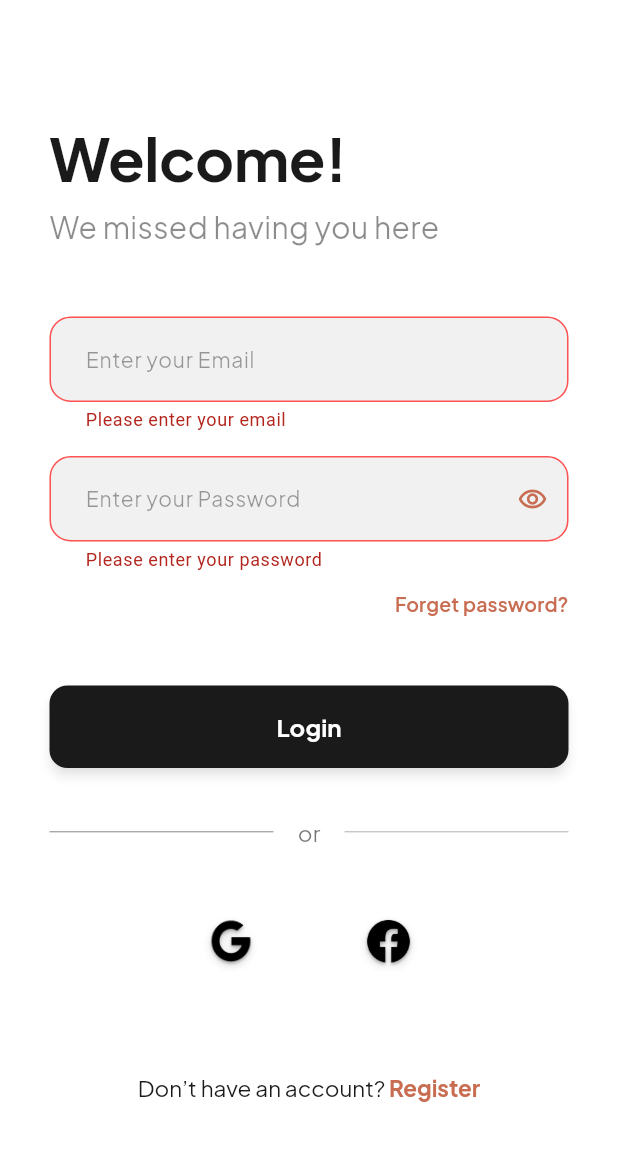
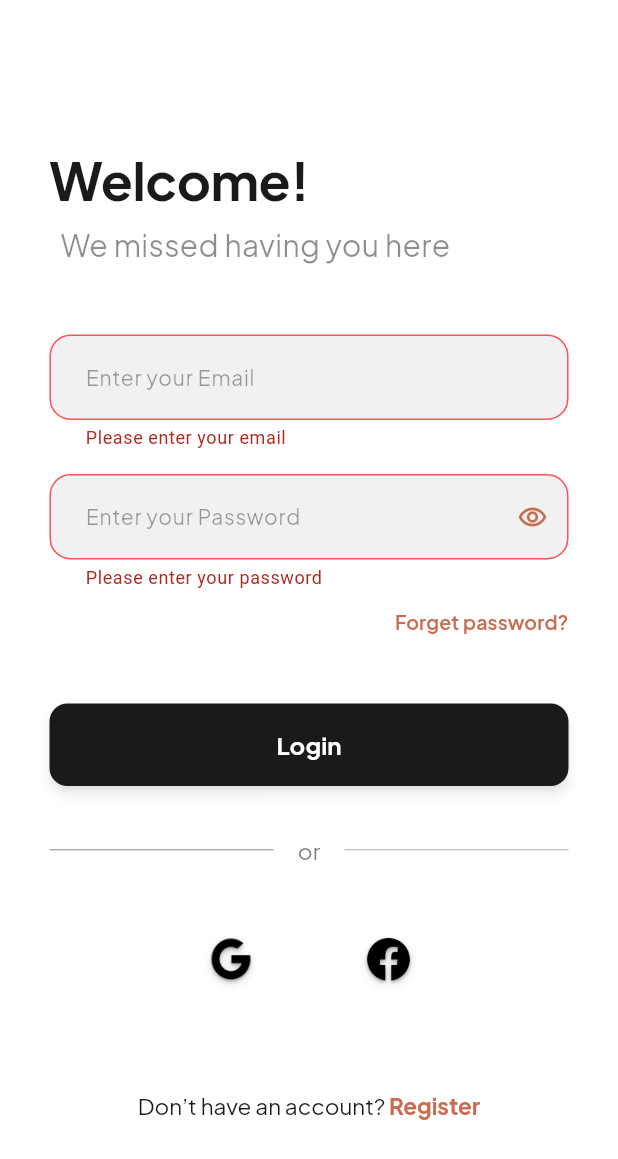
Before and after one commit to alaaMamd0uh/garrab-app, a Flutter app: the LoginScreen screen opened by its route, after a tap on "Login", on a phone screen of 412 x 824 dp. Shown: the top 1159 px of the screen. Run offline on Flutter 3.47's test engine with Material 3 defaults, Android fonts, the phone set to English and light mode, and no system bars; our stand-ins replace cloud_firestore, firebase_auth, firebase_core, flutter_svg, shared_preferences; accounts and stored records are empty.

Commit message:
Navigation has been processed

```diff
--- a/lib/features/login/view/login_test.dart
+++ b/lib/features/login/view/login_test.dart
@@ -1,5 +1,7 @@
+import 'package:firebase_auth/firebase_auth.dart';
 import 'package:flutter/gestures.dart' show TapGestureRecognizer;
 import 'package:flutter/material.dart';
+import 'package:garrib_app/core/services/auth_service.dart';
 import 'package:garrib_app/core/util/colors.dart';
 import 'package:garrib_app/core/util/style.dart';
 import 'package:garrib_app/core/widgets/custom_button.dart';
@@ -16,6 +18,10 @@ class _LoginScreenState extends State<LoginScreen> {
   final _emailController = TextEditingController();
   final _passwordController = TextEditingController();
 
+  final _authService = AuthService();
+
+  bool _isLoading = false;
+
   bool _isPasswordObscured = true;
 
   @override
@@ -25,11 +31,45 @@ class _LoginScreenState extends State<LoginScreen> {
     super.dispose();
   }
 
-  void _submitLogin() {
-    if (_formKey.currentState!.validate()) {
+  Future<void> _submitLogin() async {
+    if (!_formKey.currentState!.validate()) return;
 
+    setState(() => _isLoading = true);
+    try {
+      await _authService.login(
+        email: _emailController.text,
+        password: _passwordController.text,
+      );
+      if (!mounted) return;
+      Navigator.pushNamedAndRemoveUntil(context, '/mainlayout', (route) => false);
+    } on FirebaseAuthException catch (e) {
+      if (!mounted) return;
       ScaffoldMessenger.of(context).showSnackBar(
-        const SnackBar(content: Text('Logging in...')),
+        SnackBar(content: Text(AuthService.errorMessage(e))),
+      );
+    } finally {
+      if (mounted) setState(() => _isLoading = false);
+    }
+  }
+
+  Future<void> _forgotPassword() async {
+    final email = _emailController.text.trim();
+    if (email.isEmpty) {
+      ScaffoldMessenger.of(context).showSnackBar(
+        const SnackBar(content: Text('Please enter your email to reset password')),
+      );
+      return;
+    }
+    try {
+      await _authService.resetPassword(email);
+      if (!mounted) return;
+      ScaffoldMessenger.of(context).showSnackBar(
+        const SnackBar(content: Text('Password reset link has been sent to your email')),
+      );
+    } on FirebaseAuthException catch (e) {
+      if (!mounted) return;
+      ScaffoldMessenger.of(context).showSnackBar(
+        SnackBar(content: Text(AuthService.errorMessage(e))),
       );
     }
   }
@@ -46,45 +86,19 @@ class _LoginScreenState extends State<LoginScreen> {
             child: Column(
               crossAxisAlignment: CrossAxisAlignment.start,
               children: [
-                const SizedBox(height: 16),
-
-                // InkWell(
-                //   onTap: () => Navigator.maybePop(context),
-                //   borderRadius: BorderRadius.circular(30),
-                //   child: Container(
-                //     padding: const EdgeInsets.all(12),
-                //     decoration: BoxDecoration(
-                //       color: const Color.fromARGB(248, 242, 242, 242),
-                //       shape: BoxShape.circle,
-                //       boxShadow: [
-                //         BoxShadow(
-                //           color: Colors.black.withOpacity(0.04),
-                //           blurRadius: 1,
-                //           offset: const Offset(0, 2),
-                //         ),
-                //       ],
-                //     ),
-                //     child: const Icon(
-                //       Icons.arrow_back_ios_new,
-                //       size: 18,
-                //       color: AppColors.black,
-                //     ),
-                //   ),
-                // ),
-
-                const SizedBox(height: 60),
+                const SizedBox(height: 95),
 
                 Text(
                   'Welcome!',
                   style: AppStyles.heading1.copyWith(
-                    fontSize: 40,
+                    fontSize: 35,
                     fontWeight: FontWeight.bold,
                     color: AppColors.black,
                   ),
                 ),
                 const SizedBox(height: 4),
                 Text(
-                  'We missed having you here',
+                  '  We missed having you here',
                   style: AppStyles.bodySmall.copyWith(
                     fontSize: 20,
                     color: Colors.black45,
@@ -92,7 +106,6 @@ class _LoginScreenState extends State<LoginScreen> {
                 ),
 
                 const SizedBox(height: 45),
-
 
                 TextFormField(
                   controller: _emailController,
@@ -113,7 +126,6 @@ class _LoginScreenState extends State<LoginScreen> {
                 ),
 
                 const SizedBox(height: 16),
-
 
                 TextFormField(
                   controller: _passwordController,
@@ -149,11 +161,11 @@ class _LoginScreenState extends State<LoginScreen> {
 
                 const SizedBox(height: 12),
 
-
                 Align(
                   alignment: Alignment.centerRight,
                   child: TextButton(
-                    onPressed: () {},
+                    // [NEW] Connected to the real reset-password function
+                    onPressed: _forgotPassword,
                     style: TextButton.styleFrom(
                       padding: EdgeInsets.zero,
                       minimumSize: Size.zero,
@@ -172,43 +184,22 @@ class _LoginScreenState extends State<LoginScreen> {
 
                 const SizedBox(height: 45),
 
-
                 SizedBox(
-                  // width: double.infinity,
-                  // height: 54,
-                  // child: ElevatedButton(
-                  //   onPressed: _submitLogin,
-                  //   style: ElevatedButton.styleFrom(
-                  //     backgroundColor: AppColors.black,
-                  //     elevation: 4,
-                  //     shadowColor: Colors.black26,
-                  //     shape: RoundedRectangleBorder(
-                  //       borderRadius: BorderRadius.circular(14),
-                  //     ),
-                  //   ),
-                  //   child: Text(
-                  //     'Login',
-                  //     style: AppStyles.bodySmall.copyWith(
-                  //       color: Colors.white,
-                  //       fontSize: 16,
-                  //       fontWeight: FontWeight.bold,
-                  //     ),
-                  //   ),
-                  // ),
                   child: CustomButton(
-                    text: 'Login',
-
+                    // [NEW] Show loading text and ignore taps while loading
+                    text: _isLoading ? 'Loading...' : 'Login',
                     width: double.infinity,
-                      onPressed: _submitLogin,
+                    onPressed: _isLoading ? () {} : _submitLogin,
                   ),
                 ),
 
                 const SizedBox(height: 32),
 
-
                 Row(
                   children: [
-                        const Expanded(child: Divider(color: Color.fromARGB(99, 0, 0, 0), thickness: 0.8)),
+                    const Expanded(
+                        child: Divider(
+                            color: Color.fromARGB(99, 0, 0, 0), thickness: 0.8)),
                     Padding(
                       padding: const EdgeInsets.symmetric(horizontal: 16.0),
                       child: Text(
@@ -219,12 +210,12 @@ class _LoginScreenState extends State<LoginScreen> {
                         ),
                       ),
                     ),
-                    const Expanded(child: Divider(color: Colors.black26, thickness: 0.8)),
+                    const Expanded(
+                        child: Divider(color: Colors.black26, thickness: 0.8)),
                   ],
                 ),
 
                 const SizedBox(height: 28),
-
 
                 Row(
                   mainAxisAlignment: MainAxisAlignment.center,
@@ -244,7 +235,6 @@ class _LoginScreenState extends State<LoginScreen> {
                 ),
 
                 const SizedBox(height: 48),
-
 
                 Center(
                   child: RichText(
@@ -317,7 +307,6 @@ class _LoginScreenState extends State<LoginScreen> {
     );
   }
 
-
   Widget _buildSocialButton({
     required String image,
     required double size,
--- a/lib/features/onbording/view/onbording.dart
+++ b/lib/features/onbording/view/onbording.dart
@@ -46,7 +46,7 @@ class _OnboardingScreenState extends State<OnboardingScreen> {
   ];
 
   void _navigateToLogin() {
-    Navigator.pushNamed(context, '/login');
+    Navigator.pushReplacementNamed(context, '/login');
   }
 
   @override
```
Also changed, not shown: lib/features/profile/view/profile.dart (+71 -9 lines), lib/features/singup/view/signup.dart (+33 -14 lines), lib/features/splash/view/spash_screen.dart (+24 -3 lines), 3 other files. Lines whose indentation alone changed are shown as unchanged.
